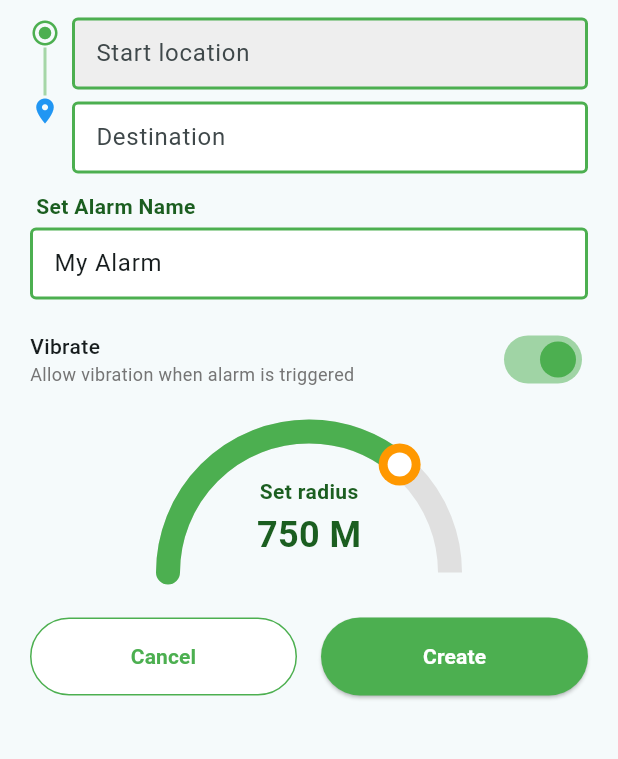
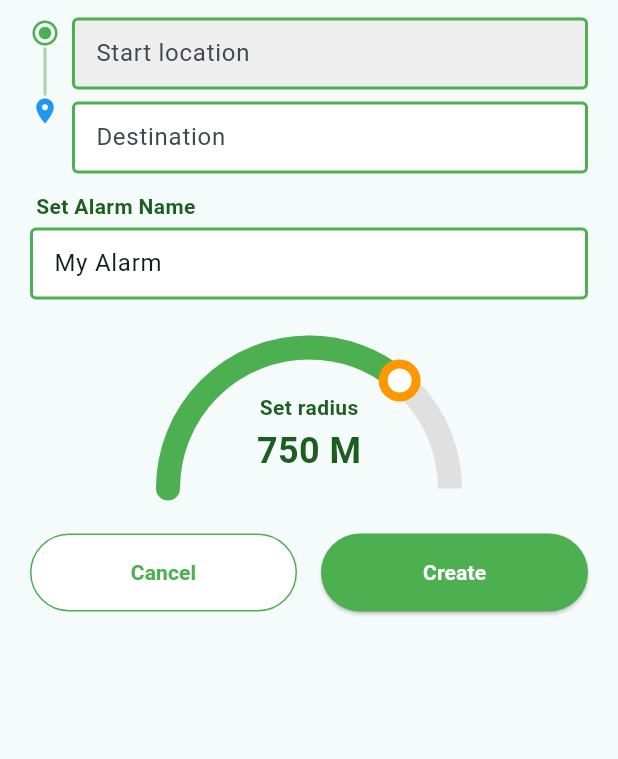
Before and after one commit to shaittoo/wakeapp, a Flutter app: the SetAlarmSheet widget shown alone on an empty page, opened directly, on a phone screen of 412 x 824 dp, the part 116-875 px from its top. Run offline on Flutter 3.47's test engine with Material 3 defaults, Android fonts, the phone set to English and light mode, and no system bars; our stand-ins replace audioplayers, fluttertoast, google_maps_flutter, hive, hive_flutter, location and 3 more; accounts and stored records are empty.

```diff
--- a/lib/screen/setalarm.dart
+++ b/lib/screen/setalarm.dart
@@ -263,25 +263,7 @@ class _SetAlarmSheetState extends State<SetAlarmSheet> {
               ),
             ),
             SizedBox(height: 16),
-            // Alarm sound toggle
-            Row(
-              mainAxisAlignment: MainAxisAlignment.spaceBetween,
-              children: [
-                Column(
-                  crossAxisAlignment: CrossAxisAlignment.start,
-                  children: [
-                    Text('Vibrate', style: TextStyle(fontWeight: FontWeight.w500)),
-                    Text('Allow vibration when alarm is triggered', style: TextStyle(fontSize: 12, color: Colors.grey[600])),
-                  ],
-                ),
-                Switch(
-                  value: true,
-                  onChanged: (v) {},
-                  activeColor: Colors.green,
-                ),
-              ],
-            ),
-            SizedBox(height: 8),
+
             // Semi-circle radius controller
             Center(
               child: SemiCircleSlider(
```
